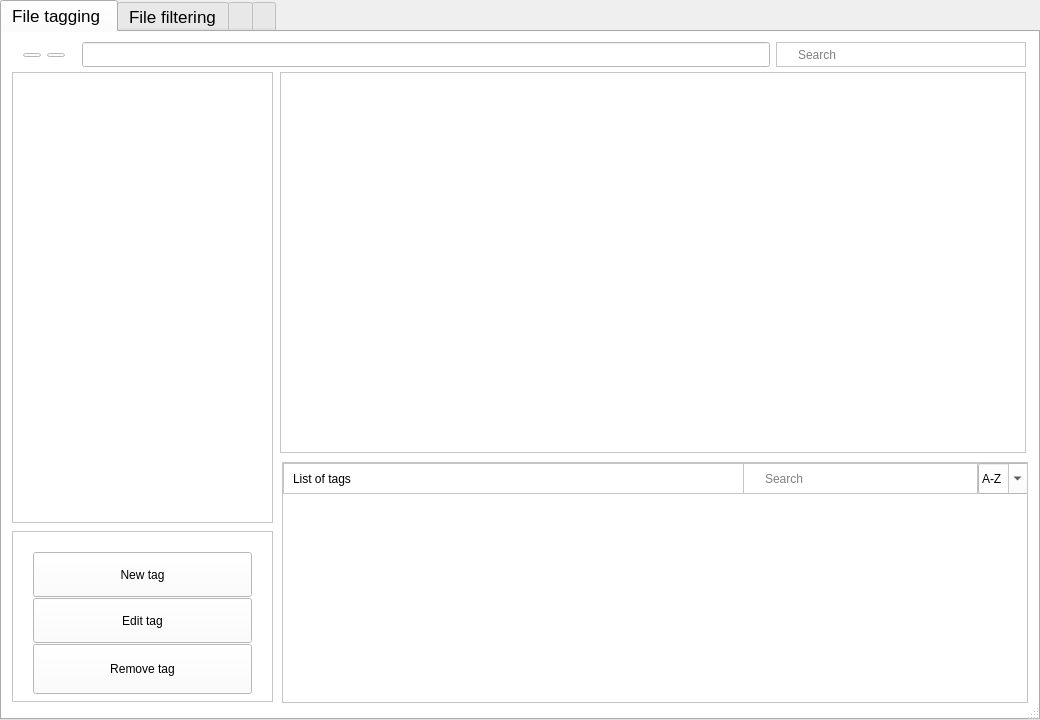
Before: the Qt Designer form mainwindow.ui in B-Sarah/IHM, drawn with Qt 5.
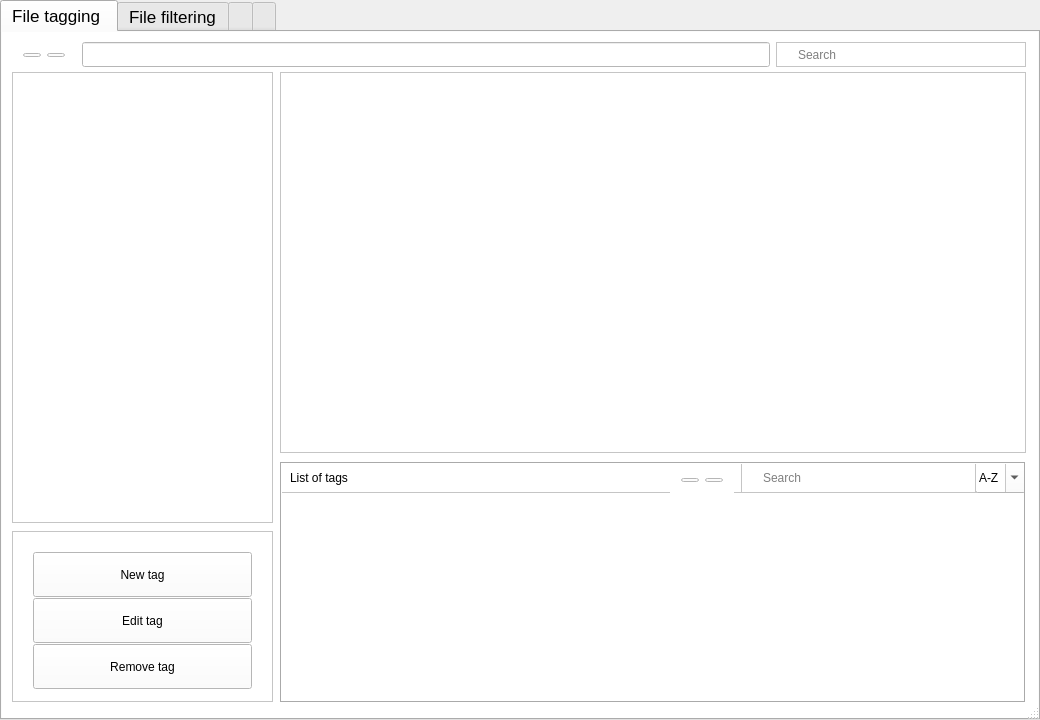
After: the same form once the commit is applied. Icons and pictures are not drawn.

What changed in the file:
```diff
--- a/mainwindow.ui
+++ b/mainwindow.ui
@@ -95,7 +95,7 @@
      </size>
     </property>
     <property name="elideMode">
-     <enum>Qt::ElideNone</enum>
+     <enum>Qt::ElideMiddle</enum>
     </property>
     <widget class="QWidget" name="tag">
      <property name="styleSheet">
@@ -213,7 +213,7 @@
           <property name="minimumSize">
            <size>
             <width>0</width>
-            <height>50</height>
+            <height>45</height>
            </size>
           </property>
           <property name="text">
@@ -227,7 +227,7 @@
      <widget class="QScrollArea" name="scrollArea">
       <property name="geometry">
        <rect>
-        <x>280</x>
+        <x>278</x>
         <y>430</y>
         <width>746</width>
         <height>241</height>
@@ -237,23 +237,26 @@
        <string notr="true">background-color:white;
 </string>
       </property>
+      <property name="frameShape">
+       <enum>QFrame::Box</enum>
+      </property>
       <property name="widgetResizable">
        <bool>true</bool>
       </property>
-      <widget class="QWidget" name="scrollAreaWidgetContents">
+      <widget class="QWidget" name="widget">
        <property name="geometry">
         <rect>
          <x>0</x>
          <y>0</y>
-         <width>744</width>
-         <height>239</height>
+         <width>742</width>
+         <height>237</height>
         </rect>
        </property>
        <widget class="QFrame" name="frame">
         <property name="geometry">
          <rect>
-          <x>0</x>
-          <y>0</y>
+          <x>-2</x>
+          <y>-2</y>
           <width>746</width>
           <height>31</height>
          </rect>
@@ -306,7 +309,7 @@
         <widget class="QFrame" name="frame_3">
          <property name="geometry">
           <rect>
-           <x>460</x>
+           <x>461</x>
            <y>0</y>
            <width>235</width>
            <height>31</height>
@@ -359,6 +362,66 @@
            <bool>true</bool>
           </property>
          </widget>
+        </widget>
+        <widget class="QWidget" name="layoutWidget_2">
+         <property name="geometry">
+          <rect>
+           <x>390</x>
+           <y>5</y>
+           <width>64</width>
+           <height>26</height>
+          </rect>
+         </property>
+         <layout class="QHBoxLayout" name="horizontalLayout_2">
+          <item>
+           <widget class="QPushButton" name="back_2">
+            <property name="text">
+             <string/>
+            </property>
+            <property name="icon">
+             <iconset>
+              <normaloff>undo.png</normaloff>undo.png</iconset>
+            </property>
+           </widget>
+          </item>
+          <item>
+           <widget class="QPushButton" name="next_2">
+            <property name="text">
+             <string/>
+            </property>
+            <property name="icon">
+             <iconset>
+              <normaloff>redo.png</normaloff>redo.png</iconset>
+            </property>
+           </widget>
+          </item>
+         </layout>
+        </widget>
+       </widget>
+       <widget class="QScrollArea" name="scrollTag">
+        <property name="geometry">
+         <rect>
+          <x>9</x>
+          <y>39</y>
+          <width>731</width>
+          <height>191</height>
+         </rect>
+        </property>
+        <property name="frameShape">
+         <enum>QFrame::NoFrame</enum>
+        </property>
+        <property name="widgetResizable">
+         <bool>true</bool>
+        </property>
+        <widget class="QWidget" name="scrollAreaWidgetContents">
+         <property name="geometry">
+          <rect>
+           <x>0</x>
+           <y>0</y>
+           <width>731</width>
+           <height>191</height>
+          </rect>
+         </property>
         </widget>
        </widget>
       </widget>
```
Left out of the diff: 2 changed lines with no effect on the pictures.
